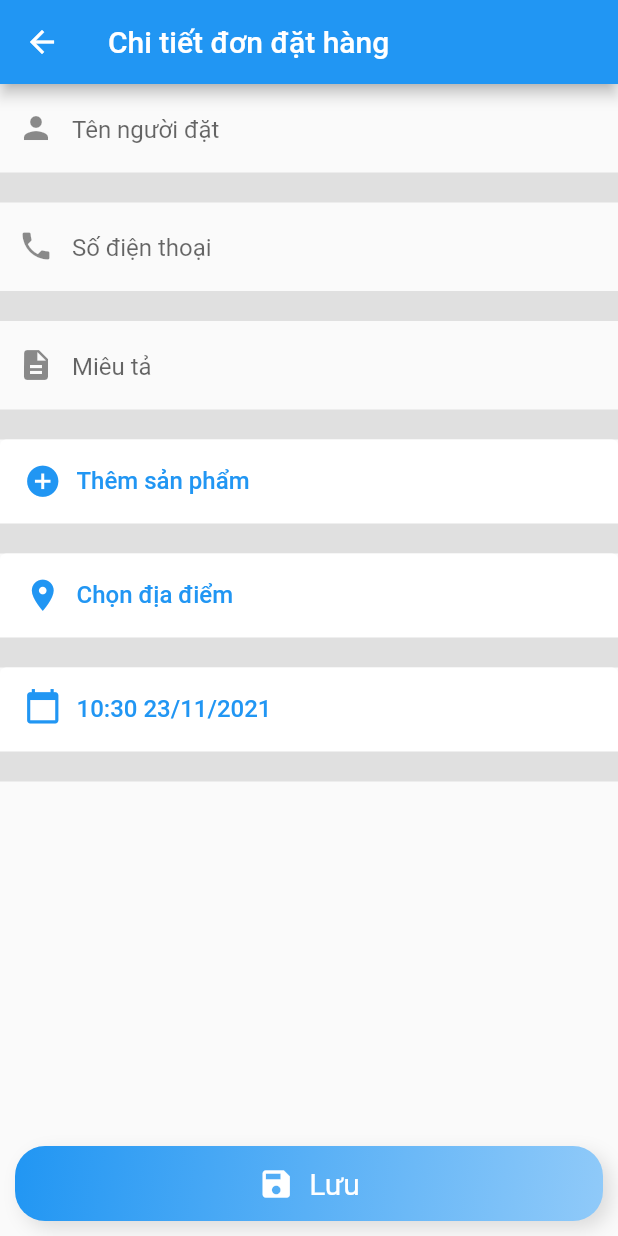
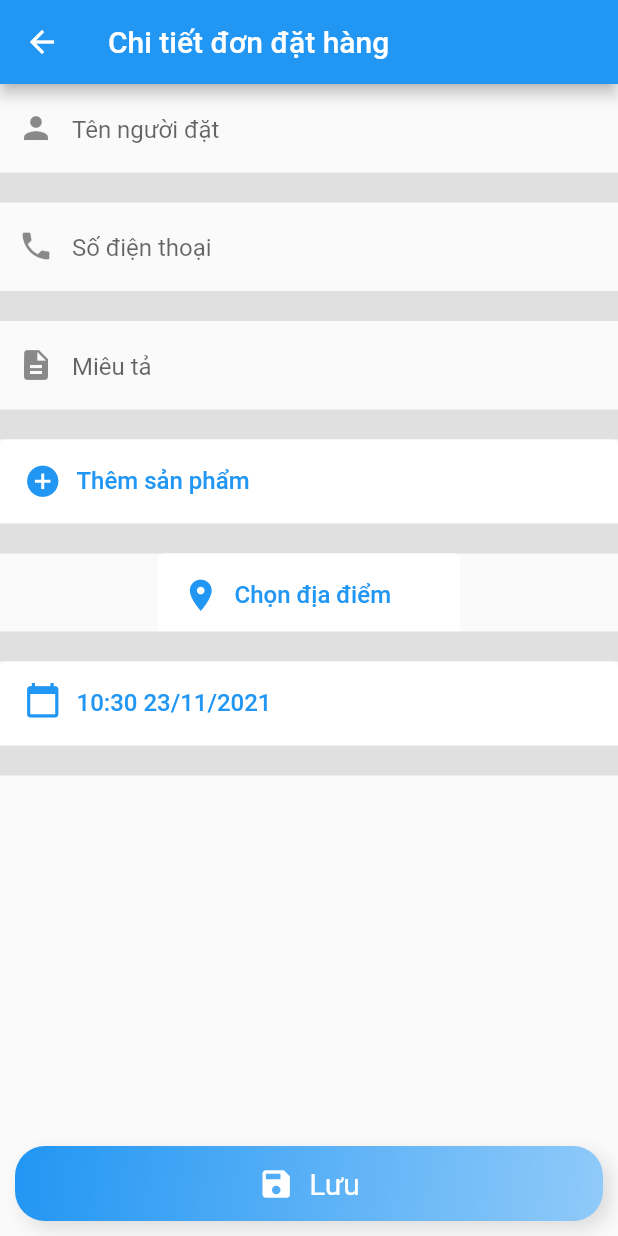
Before and after one commit to lenhatquang97/android-midterm, a Flutter app: the AddOrder screen opened by its route, on a phone screen of 412 x 824 dp. Run offline on Flutter 3.47's test engine with Material 2 defaults, Android fonts, the phone set to English and light mode, and no system bars; our stand-ins replace auto_route, cloud_firestore, dio, firebase_auth, firebase_core, flutter_secure_storage and 8 more; missing offline and left inert: flutter_polyline_points; accounts and stored records are empty.

Commit message:
Handle text overflow

```diff
--- a/lib/screens/add_order.dart
+++ b/lib/screens/add_order.dart
@@ -303,9 +303,9 @@ class _AddOrderState extends State<AddOrder> {
                       shadowColor:
                           MaterialStateProperty.all(Colors.transparent),
                     ),
-                    child: SizedBox(
-                      height: 60,
-                      child: Row(
+                    child: Container(
+                      padding: const EdgeInsets.fromLTRB(0, 0, 0, 16),
+                      child: Wrap(
                         children: [
                           Column(
                             children: const [
@@ -329,7 +329,7 @@ class _AddOrderState extends State<AddOrder> {
                                   _picker_provider.current_location.name.isEmpty
                                       ? "Chọn địa điểm"
                                       : _picker_provider.current_location.name,
-                                  maxLines: null,
+                                  maxLines: 5,
                                   textAlign: TextAlign.justify,
                                   style: const TextStyle(
                                       color: Colors.blue, fontSize: 16),
```
Also changed, not shown: pubspec.yaml (+9 -10 lines), pubspec.lock.
